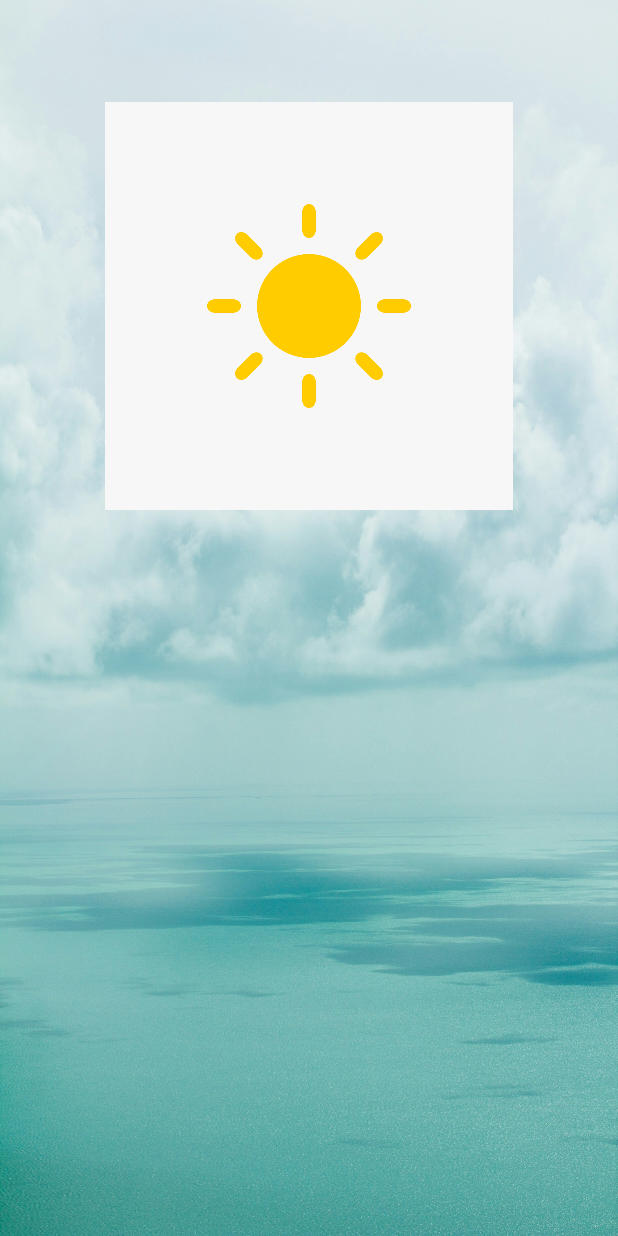
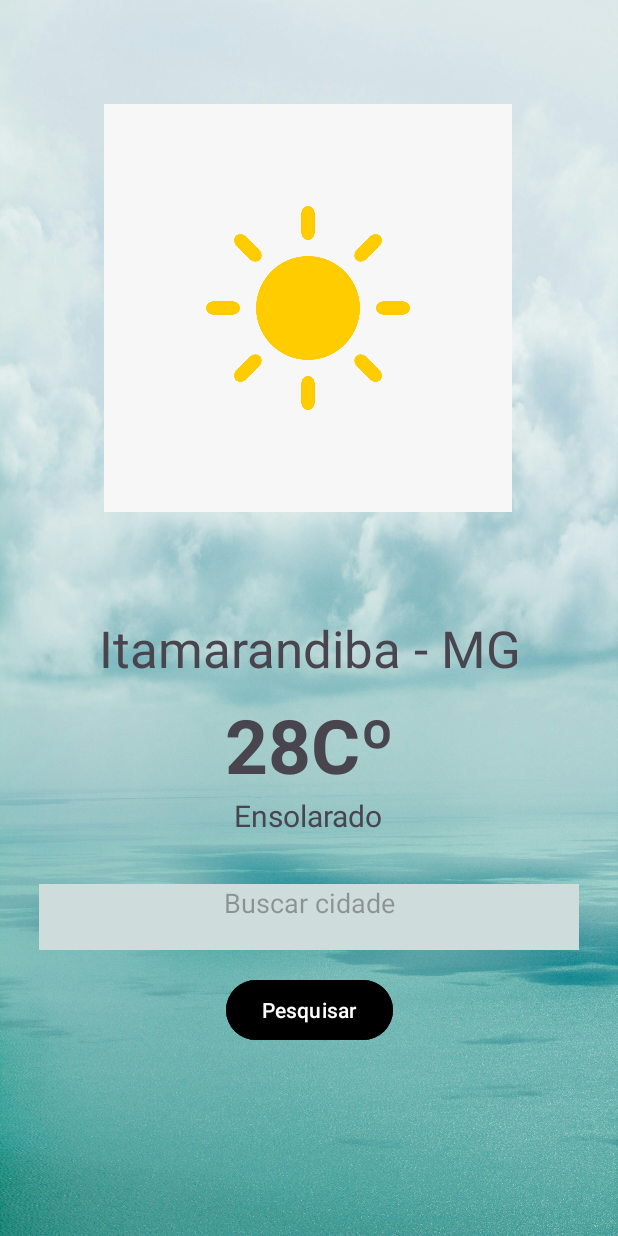
Before and after one commit to AndhyLeal/ClimaTe, an Android app: the screen it shows after launch (MainActivity), on a phone screen of 412 x 824 dp. Run offline under Robolectric (Android 15) with nearby library versions, the phone set to English and light mode, and no system bars.

Commit message:
Melhorando o layput

```diff
--- a/app/src/main/res/layout/activity_main.xml
+++ b/app/src/main/res/layout/activity_main.xml
@@ -12,8 +12,73 @@
         android:id="@+id/imageView4"
         android:layout_width="272dp"
         android:layout_height="408dp"
+        android:layout_marginTop="1dp"
         app:layout_constraintEnd_toEndOf="parent"
+        app:layout_constraintHorizontal_bias="0.496"
         app:layout_constraintStart_toStartOf="parent"
         app:layout_constraintTop_toTopOf="parent"
         app:srcCompat="@drawable/sunny_view" />
+
+    <EditText
+        android:id="@+id/editTextTextMultiLine2"
+        android:layout_width="360dp"
+        android:layout_height="44dp"
+        android:layout_marginTop="32dp"
+        android:background="#6C7ED9"
+        android:backgroundTint="#CFDCDC"
+        android:ems="10"
+        android:gravity="start|top"
+        android:hint="Buscar cidade"
+        android:inputType="textMultiLine"
+        android:textAlignment="center"
+        app:layout_constraintEnd_toEndOf="parent"
+        app:layout_constraintStart_toStartOf="parent"
+        app:layout_constraintTop_toBottomOf="@+id/txt_clima" />
+
+    <TextView
+        android:id="@+id/txt_city"
+        android:layout_width="wrap_content"
+        android:layout_height="wrap_content"
+        android:text="Itamarandiba - MG"
+        android:textSize="34sp"
+        app:layout_constraintEnd_toEndOf="parent"
+        app:layout_constraintHorizontal_bias="0.506"
+        app:layout_constraintStart_toStartOf="parent"
+        app:layout_constraintTop_toBottomOf="@+id/imageView4" />
+
+    <TextView
+        android:id="@+id/txt_temp"
+        android:layout_width="wrap_content"
+        android:layout_height="wrap_content"
+        android:layout_marginTop="8dp"
+        android:text="28Cº"
+        android:textSize="50sp"
+        android:textStyle="bold"
+        app:layout_constraintEnd_toEndOf="parent"
+        app:layout_constraintStart_toStartOf="parent"
+        app:layout_constraintTop_toBottomOf="@+id/txt_city" />
+
+    <TextView
+        android:id="@+id/txt_clima"
+        android:layout_width="wrap_content"
+        android:layout_height="wrap_content"
+        android:text="Ensolarado"
+        android:textSize="20sp"
+        app:layout_constraintEnd_toEndOf="parent"
+        app:layout_constraintHorizontal_bias="0.498"
+        app:layout_constraintStart_toStartOf="parent"
+        app:layout_constraintTop_toBottomOf="@+id/txt_temp" />
+
+    <Button
+        android:id="@+id/button4"
+        android:layout_width="wrap_content"
+        android:layout_height="wrap_content"
+        android:layout_marginTop="16dp"
+        android:backgroundTint="@color/black"
+        android:text="Pesquisar"
+        app:layout_constraintEnd_toEndOf="parent"
+        app:layout_constraintStart_toStartOf="parent"
+        app:layout_constraintTop_toBottomOf="@+id/editTextTextMultiLine2" />
+
+
 </androidx.constraintlayout.widget.ConstraintLayout>
```
